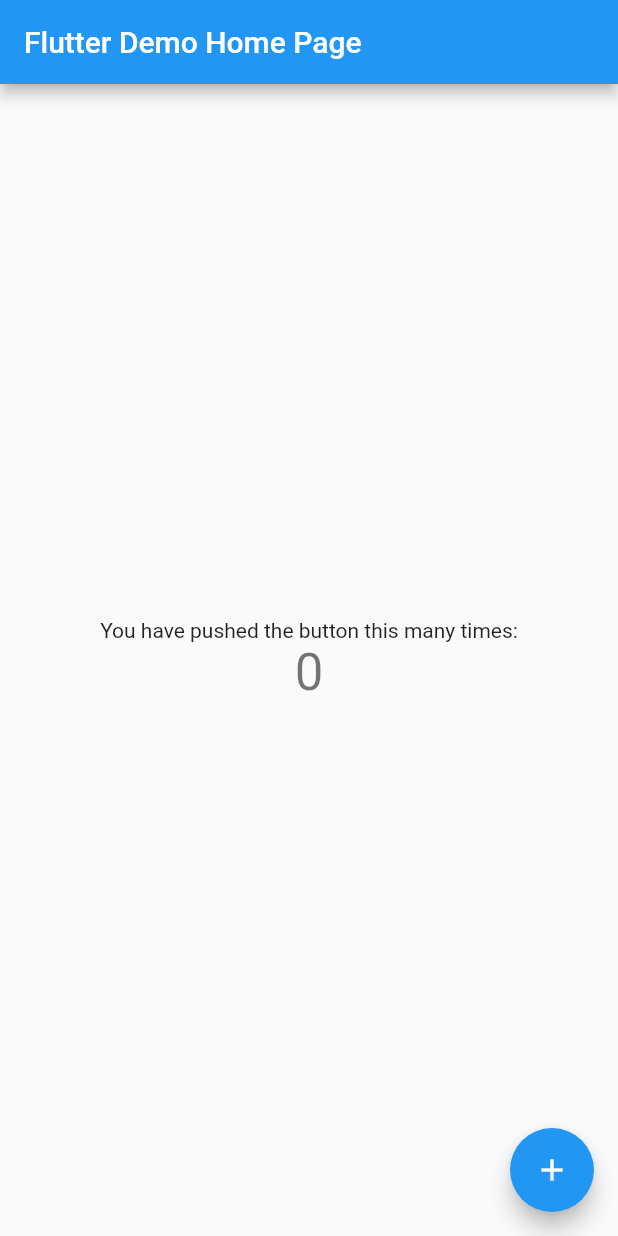
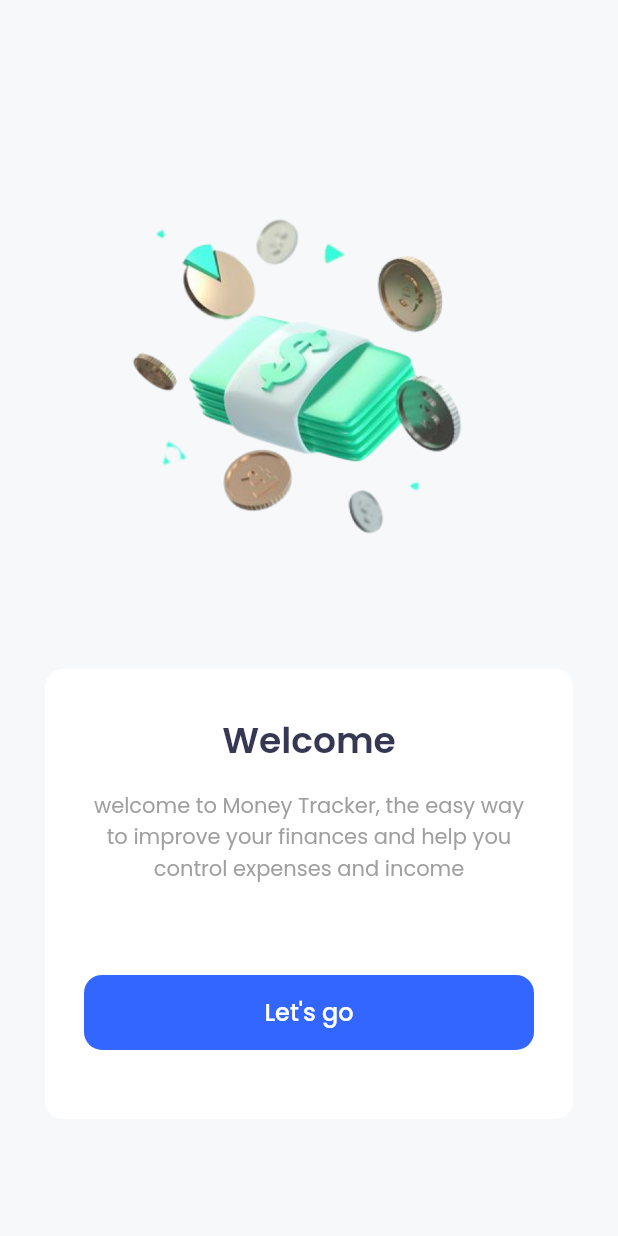
Before and after one commit to ibrahimmm999/money_tracker, a Flutter app: the screen it shows after launch, on a phone screen of 412 x 824 dp. Run offline on Flutter 3.47's test engine with Material 2 defaults, Android fonts, the phone set to English and light mode, and no system bars; our stand-ins replace google_fonts.

Commit message:
project preparation and added onboarding page

```diff
--- a/lib/main.dart
+++ b/lib/main.dart
@@ -1,4 +1,5 @@
 import 'package:flutter/material.dart';
+import 'package:money_tracker/pages/onboarding_page.dart';
 
 void main() {
   runApp(const MyApp());
@@ -10,106 +11,9 @@ class MyApp extends StatelessWidget {
   // This widget is the root of your application.
   @override
   Widget build(BuildContext context) {
-    return MaterialApp(
-      title: 'Flutter Demo',
-      theme: ThemeData(
-        // This is the theme of your application.
-        //
-        // Try running your application with "flutter run". You'll see the
-        // application has a blue toolbar. Then, without quitting the app, try
-        // changing the primarySwatch below to Colors.green and then invoke
-        // "hot reload" (press "r" in the console where you ran "flutter run",
-        // or simply save your changes to "hot reload" in a Flutter IDE).
-        // Notice that the counter didn't reset back to zero; the application
-        // is not restarted.
-        primarySwatch: Colors.blue,
-      ),
-      home: const MyHomePage(title: 'Flutter Demo Home Page'),
+    return const MaterialApp(
+      home: OnboardingPage(),
+      debugShowCheckedModeBanner: false,
     );
   }
 }
-
-class MyHomePage extends StatefulWidget {
-  const MyHomePage({super.key, required this.title});
-
-  // This widget is the home page of your application. It is stateful, meaning
-  // that it has a State object (defined below) that contains fields that affect
-  // how it looks.
-
-  // This class is the configuration for the state. It holds the values (in this
-  // case the title) provided by the parent (in this case the App widget) and
-  // used by the build method of the State. Fields in a Widget subclass are
-  // always marked "final".
-
-  final String title;
-
-  @override
-  State<MyHomePage> createState() => _MyHomePageState();
-}
-
-class _MyHomePageState extends State<MyHomePage> {
-  int _counter = 0;
-
-  void _incrementCounter() {
-    setState(() {
-      // This call to setState tells the Flutter framework that something has
-      // changed in this State, which causes it to rerun the build method below
-      // so that the display can reflect the updated values. If we changed
-      // _counter without calling setState(), then the build method would not be
-      // called again, and so nothing would appear to happen.
-      _counter++;
-    });
-  }
-
-  @override
-  Widget build(BuildContext context) {
-    // This method is rerun every time setState is called, for instance as done
-    // by the _incrementCounter method above.
-    //
-    // The Flutter framework has been optimized to make rerunning build methods
-    // fast, so that you can just rebuild anything that needs updating rather
-    // than having to individually change instances of widgets.
-    return Scaffold(
-      appBar: AppBar(
-        // Here we take the value from the MyHomePage object that was created by
-        // the App.build method, and use it to set our appbar title.
-        title: Text(widget.title),
-      ),
-      body: Center(
-        // Center is a layout widget. It takes a single child and positions it
-        // in the middle of the parent.
-        child: Column(
-          // Column is also a layout widget. It takes a list of children and
-          // arranges them vertically. By default, it sizes itself to fit its
-          // children horizontally, and tries to be as tall as its parent.
-          //
-          // Invoke "debug painting" (press "p" in the console, choose the
-          // "Toggle Debug Paint" action from the Flutter Inspector in Android
-          // Studio, or the "Toggle Debug Paint" command in Visual Studio Code)
-          // to see the wireframe for each widget.
-          //
-          // Column has various properties to control how it sizes itself and
-          // how it positions its children. Here we use mainAxisAlignment to
-          // center the children vertically; the main axis here is the vertical
-          // axis because Columns are vertical (the cross axis would be
-          // horizontal).
-          mainAxisAlignment: MainAxisAlignment.center,
-          children: <Widget>[
-            const Text(
-              'You have pushed the button this many times:',
-            ),
-            Text(
-              '$_counter',
-              style: Theme.of(context).textTheme.headline4,
-            ),
-          ],
-        ),
-      ),
-      floatingActionButton: FloatingActionButton(
-        onPressed: _incrementCounter,
-        tooltip: 'Increment',
-        child: const Icon(Icons.add),
-      ), // This trailing comma makes auto-formatting nicer for build methods.
-    );
-  }
-}
--- /dev/null
+++ b/lib/pages/home_page.dart
@@ -0,0 +1,10 @@
+import 'package:flutter/material.dart';
+
+class HomePage extends StatelessWidget {
+  const HomePage({super.key});
+
+  @override
+  Widget build(BuildContext context) {
+    return Scaffold();
+  }
+}
--- /dev/null
+++ b/lib/pages/onboarding_page.dart
@@ -0,0 +1,69 @@
+import 'package:flutter/material.dart';
+import 'package:money_tracker/pages/home_page.dart';
+import 'package:money_tracker/shared/theme.dart';
+import 'package:money_tracker/widgets/custom_button.dart';
+
+class OnboardingPage extends StatelessWidget {
+  const OnboardingPage({super.key});
+
+  @override
+  Widget build(BuildContext context) {
+    Widget content() {
+      return Padding(
+        padding: EdgeInsets.only(
+            left: defaultMargin, right: defaultMargin, top: 100),
+        child: Column(
+          children: [
+            Image.asset("assets/onboarding.png"),
+            Container(
+              margin: const EdgeInsets.only(top: 43),
+              padding:
+                  EdgeInsets.symmetric(vertical: defaultMargin, horizontal: 26),
+              height: 300,
+              width: double.infinity,
+              decoration: BoxDecoration(
+                  borderRadius: BorderRadius.circular(defaultRadius),
+                  color: Colors.white),
+              child: Column(
+                children: [
+                  Text(
+                    "Welcome",
+                    style: primaryColorText.copyWith(
+                        fontSize: 24, fontWeight: semibold),
+                    textAlign: TextAlign.center,
+                  ),
+                  const SizedBox(
+                    height: 15,
+                  ),
+                  Text(
+                    "welcome to Money Tracker, the easy way to improve your finances and help you control expenses and income",
+                    textAlign: TextAlign.center,
+                    style: lightGreyColorText,
+                  ),
+                  const SizedBox(
+                    height: 60,
+                  ),
+                  CustomButton(
+                      radiusButton: defaultRadius,
+                      buttonColor: buttonBlueColor,
+                      buttonText: "Let's go",
+                      onPressed: () => Navigator.pushAndRemoveUntil(
+                          context,
+                          MaterialPageRoute(
+                              builder: (context) => const HomePage()),
+                          (route) => false),
+                      heightButton: 50)
+                ],
+              ),
+            )
+          ],
+        ),
+      );
+    }
+
+    return Scaffold(
+      backgroundColor: backgroundColor,
+      body: content(),
+    );
+  }
+}
--- /dev/null
+++ b/lib/shared/theme.dart
@@ -0,0 +1,19 @@
+import 'package:flutter/material.dart';
+import 'package:google_fonts/google_fonts.dart';
+
+double defaultRadius = 12.0;
+double defaultMargin = 30.0;
+
+Color backgroundColor = const Color(0xffF7F8FA);
+Color primaryColor = const Color(0xff363853);
+Color buttonBlueColor = const Color(0xff3366FF);
+Color lightGreyColor = const Color(0xff9F9F9F);
+
+TextStyle primaryColorText = GoogleFonts.poppins(color: primaryColor);
+TextStyle lightGreyColorText = GoogleFonts.poppins(color: lightGreyColor);
+
+FontWeight light = FontWeight.w300;
+FontWeight regular = FontWeight.w400;
+FontWeight medium = FontWeight.w500;
+FontWeight semibold = FontWeight.w600;
+FontWeight bold = FontWeight.w700;
--- /dev/null
+++ b/lib/widgets/custom_button.dart
@@ -0,0 +1,46 @@
+import 'package:flutter/material.dart';
+import 'package:money_tracker/shared/theme.dart';
+
+class CustomButton extends StatelessWidget {
+  final String buttonText;
+  final Function() onPressed;
+  final double heightButton;
+  final double widthButton;
+  final double radiusButton;
+  final Color buttonColor;
+  final double marginTop;
+  final double marginBottom;
+
+  const CustomButton({
+    Key? key,
+    required this.radiusButton,
+    required this.buttonColor,
+    required this.buttonText,
+    this.widthButton = double.infinity,
+    required this.onPressed,
+    required this.heightButton,
+    this.marginTop = 0,
+    this.marginBottom = 0,
+  }) : super(key: key);
+
+  @override
+  Widget build(BuildContext context) {
+    return Container(
+      margin: EdgeInsets.only(top: marginTop, bottom: marginBottom),
+      width: widthButton,
+      height: heightButton,
+      child: TextButton(
+        onPressed: onPressed,
+        style: TextButton.styleFrom(
+            backgroundColor: buttonColor,
+            shape: RoundedRectangleBorder(
+                borderRadius: BorderRadius.circular(radiusButton))),
+        child: Text(
+          buttonText,
+          style: primaryColorText.copyWith(
+              fontSize: 16, fontWeight: medium, color: Colors.white),
+        ),
+      ),
+    );
+  }
+}
```
Also changed, not shown: pubspec.yaml (+6 -15 lines), assets/onboarding.png (added), pubspec.lock, 1 other file.
